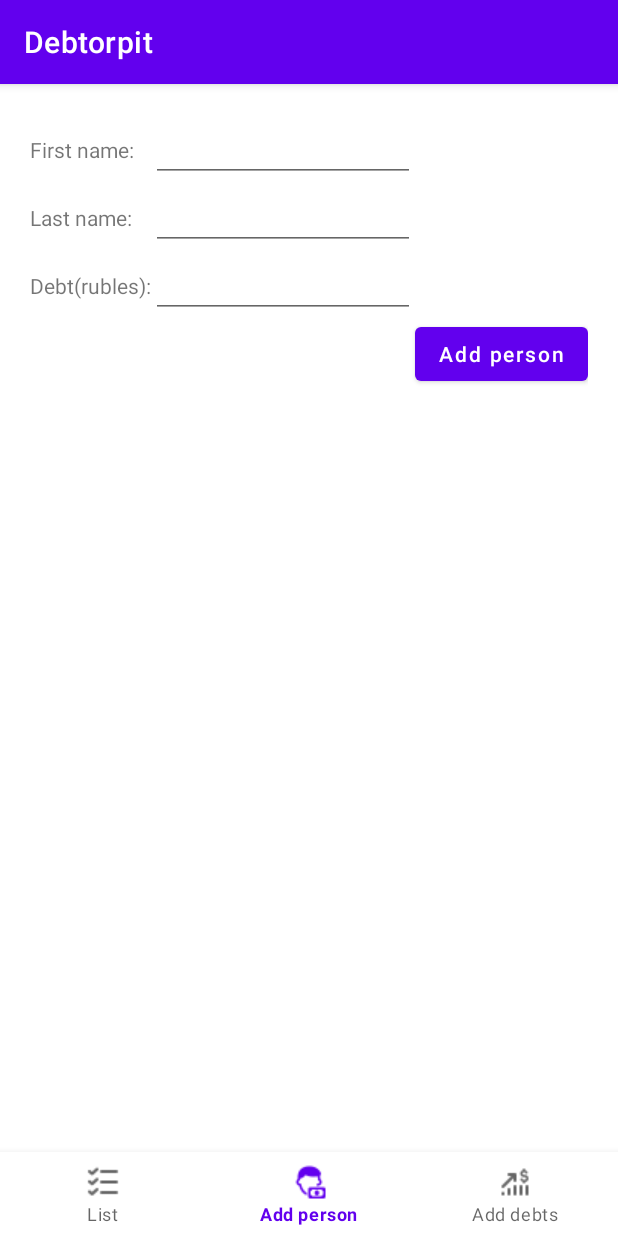
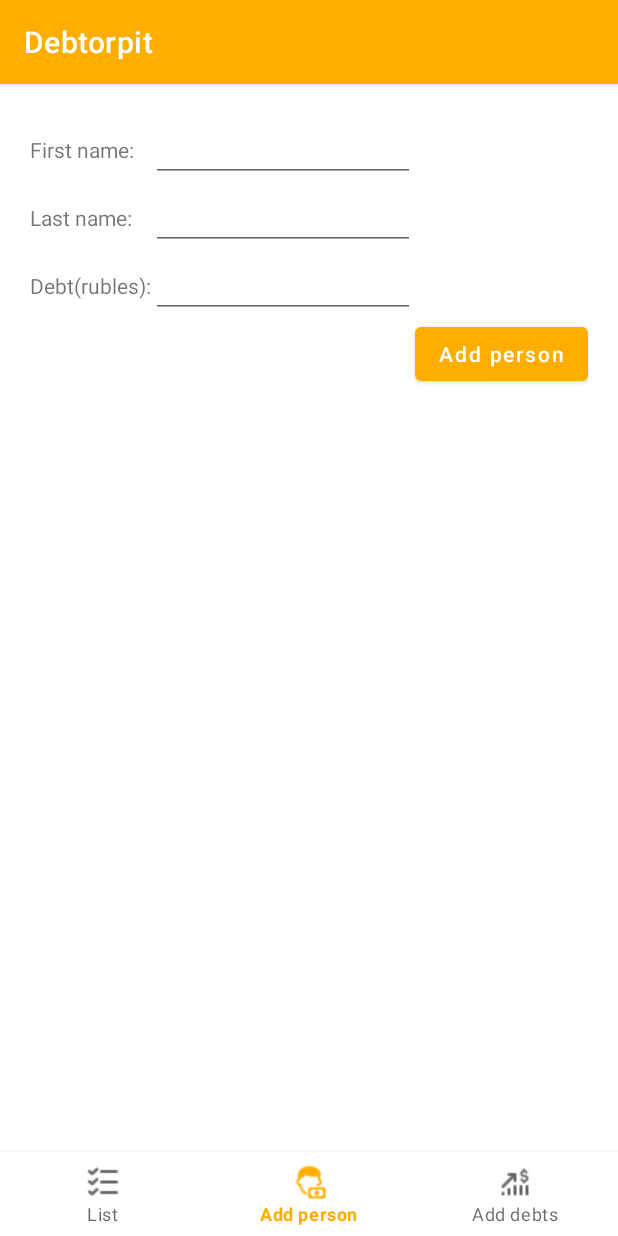
Before and after one commit to VioladiN/Debtor, an Android app: the screen it shows after launch (MainActivity), item 2 of the bottom bar chosen, on a phone screen of 412 x 824 dp. Run offline under Robolectric (Android 15) with nearby library versions, the phone set to English and light mode, and no system bars; our stand-ins replace Room's generated code.

Commit message:
Changed light and dark themes(colors).

```diff
--- a/app/src/main/res/values-night/themes.xml
+++ b/app/src/main/res/values-night/themes.xml
@@ -2,16 +2,16 @@
     <!-- Base application theme. -->
     <style name="Theme.Debtorpit" parent="Theme.MaterialComponents.DayNight.DarkActionBar">
         <!-- Primary brand color. -->
-        <item name="colorPrimary">@color/purple_200</item>
-        <item name="colorPrimaryVariant">@color/purple_700</item>
+        <item name="colorPrimary">@color/yellow_dark</item>
+        <item name="colorPrimaryVariant">@color/gray_dark</item>
         <item name="colorOnPrimary">@color/black</item>
         <!-- Secondary brand color. -->
-        <item name="colorSecondary">@color/teal_200</item>
-        <item name="colorSecondaryVariant">@color/teal_200</item>
+        <item name="colorSecondary">@color/yellow_dark</item>
+        <item name="colorSecondaryVariant">@color/yellow_dark</item>
         <item name="colorOnSecondary">@color/black</item>
         <!-- Status bar color. -->
         <item name="android:statusBarColor" tools:targetApi="l">?attr/colorPrimaryVariant</item>
-        <item name="android:navigationBarColor" tools:targetApi="21">@android:color/background_dark</item>
+        <item name="android:navigationBarColor" tools:targetApi="21">@color/gray_dark</item>
         <!-- Customize your theme here. -->
     </style>
 </resources>
--- a/app/src/main/res/values/colors.xml
+++ b/app/src/main/res/values/colors.xml
@@ -7,4 +7,15 @@
     <color name="teal_700">#FF018786</color>
     <color name="black">#FF000000</color>
     <color name="white">#FFFFFFFF</color>
+
+    <color name="green_light">#16DF00</color>
+    <color name="moregreen_light">#108201</color>
+    <color name="orange_light">#FFAE00</color>
+    <color name="less_orange">#FFCB59</color>
+    <color name="lessred_light">#f7684f</color>
+
+    <color name="yellow_dark">#FFD500</color>
+    <color name="black_dark">#FF000000</color>
+    <color name="gray_dark">#4D4D4D</color>
+    <color name="moregray_dark">#303030</color>
 </resources>
--- a/app/src/main/res/values/themes.xml
+++ b/app/src/main/res/values/themes.xml
@@ -2,16 +2,16 @@
     <!-- Base application theme. -->
     <style name="Theme.Debtorpit" parent="Theme.MaterialComponents.DayNight.DarkActionBar">
         <!-- Primary brand color. -->
-        <item name="colorPrimary">@color/purple_500</item>
-        <item name="colorPrimaryVariant">@color/purple_700</item>
+        <item name="colorPrimary">@color/orange_light</item>
+        <item name="colorPrimaryVariant">@color/less_orange</item>
         <item name="colorOnPrimary">@color/white</item>
         <!-- Secondary brand color. -->
-        <item name="colorSecondary">@color/teal_200</item>
+        <item name="colorSecondary">@color/lessred_light</item>
         <item name="colorSecondaryVariant">@color/teal_700</item>
         <item name="colorOnSecondary">@color/black</item>
         <!-- Status bar color. -->
         <item name="android:statusBarColor" tools:targetApi="l">?attr/colorPrimaryVariant</item>
-        <item name="android:navigationBarColor" tools:targetApi="21">@color/purple_700</item>
+        <item name="android:navigationBarColor" tools:targetApi="21">@color/gray_dark</item>
         <!-- Customize your theme here. -->
     </style>
 </resources>
```
